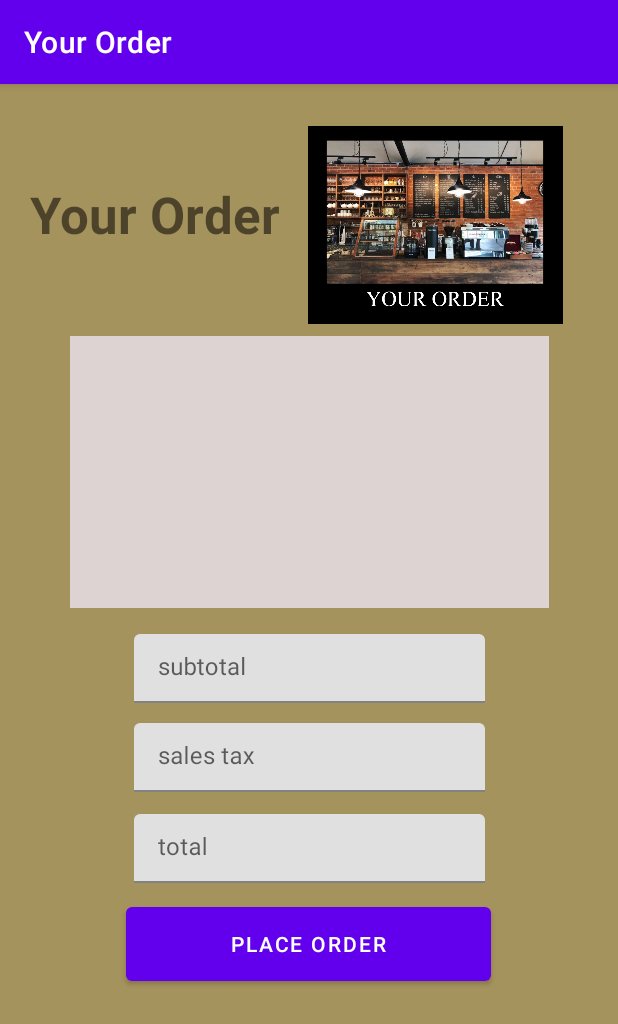
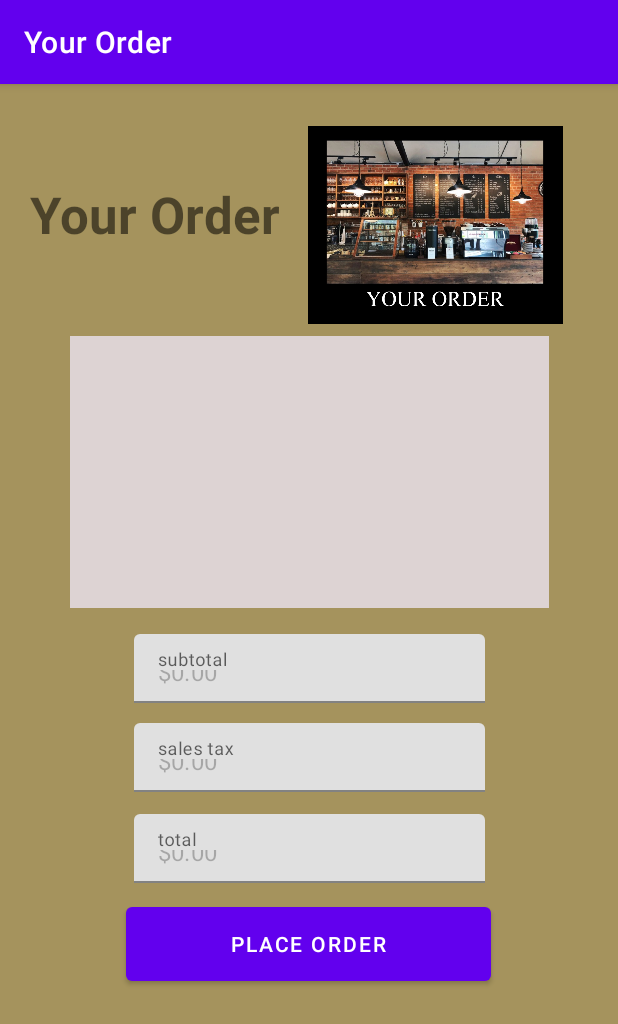
Before and after one commit to mattglennc/213-project5-Stanley-and-Matthew, an Android app: the screen it shows after launch (CurrentOrder), after a tap on an icon or button, on a phone screen of 412 x 824 dp. Shown: the top 1024 px of the screen. Run offline under Robolectric (Android 15) with nearby library versions, the phone set to English and light mode, and no system bars.

Commit message:
Finished Everything except Store Orders completely

```diff
--- a/app/src/main/java/com/example/a213_project5_stanley_and_matthew/CurrentOrder.java
+++ b/app/src/main/java/com/example/a213_project5_stanley_and_matthew/CurrentOrder.java
@@ -2,11 +2,13 @@ package com.example.a213_project5_stanley_and_matthew;
 
 import android.os.Bundle;
 import android.view.View;
+import android.widget.AdapterView;
 import android.widget.Button;
+import android.widget.ListView;
 import android.widget.Toast;
-
+import java.util.ArrayList;
 import androidx.appcompat.app.AppCompatActivity;
-
+import android.widget.ArrayAdapter;
 import com.google.android.material.textfield.TextInputEditText;
 
 public class CurrentOrder extends AppCompatActivity {
@@ -15,6 +17,10 @@ public class CurrentOrder extends AppCompatActivity {
     private TextInputEditText subtotal;
     private TextInputEditText salesTax;
     private TextInputEditText total;
+    private ListView ordersList;
+    private Order currentOrder;
+    private static final Double SALESTAX = .06625;
+    private ArrayList<String> items;
 
     @Override
     protected void onCreate(Bundle savedInstanceState) {
@@ -24,13 +30,59 @@ public class CurrentOrder extends AppCompatActivity {
         subtotal = findViewById(R.id.subtotal);
         salesTax = findViewById(R.id.salesTax);
         total = findViewById(R.id.total);
+        ordersList = findViewById(R.id.ordersList);
+        this.currentOrder = MainActivity.currentOrder;
+        this.items = setItems();
+        setCosts();
+        ArrayAdapter<String> adapter = new ArrayAdapter<String>(this, android.R.layout.simple_list_item_1,  this.items);
+        ordersList.setAdapter(adapter);
         placeOrder.setOnClickListener(new View.OnClickListener() {
             @Override
             public void onClick(View view) {
                 Toast.makeText(view.getContext(),
                         getResources().getString(R.string.placeOrder), Toast.LENGTH_LONG).show();
+                MainActivity.orders.add(currentOrder);
+                MainActivity.currentOrder = new Order();
+                items.clear();
+                setCosts();
+                adapter.notifyDataSetChanged();
             }
         });
+        ordersList.setOnItemClickListener(new AdapterView.OnItemClickListener() {
+            @Override
+            public void onItemClick(AdapterView<?> parent, View view,
+                                    int position, long id) {
+                MenuItem remove = currentOrder.getMenuItem(position);
+                currentOrder.remove(remove);
+                items.remove(position);
+                setCosts();
+                adapter.notifyDataSetChanged();
+            }
+        });
+    }
+    private void setCosts(){
+        subtotal = findViewById(R.id.subtotal);
+        salesTax = findViewById(R.id.salesTax);
+        total = findViewById(R.id.total);
+        Double numSubtotal = this.currentOrder.finalCost();
+        String price = "$" + String.format("%.2f", numSubtotal);
+        subtotal.setText(price);
+        Double tax = SALESTAX * numSubtotal;
+        Double totaldoub = tax + numSubtotal;
+        String strTax = "$" + String.format("%.2f", tax);
+        String newTotal = "$" + String.format("%.2f", totaldoub);
+        salesTax.setText(strTax);
+        total.setText(newTotal);
+    }
 
+    private ArrayList<String> setItems(){
+        int numItems = this.currentOrder.getNumItems();
+        ArrayList<String> items = new ArrayList<String>();
+        for (int i = 0; i<numItems; i++){
+            items.add(this.currentOrder.getItem(i).toString());
+        }
+        setCosts();
+        return items;
     }
+
 }
--- a/app/src/main/java/com/example/a213_project5_stanley_and_matthew/MainActivity.java
+++ b/app/src/main/java/com/example/a213_project5_stanley_and_matthew/MainActivity.java
@@ -11,6 +11,8 @@ import android.widget.ImageButton;
 public class MainActivity extends AppCompatActivity {
 
     private ImageButton donutButton, coffeeButton, orderButton,storeButton;
+    public static StoreOrders orders;
+    public static Order currentOrder;
 
     @Override
     protected void onCreate(Bundle savedInstanceState) {
@@ -20,6 +22,8 @@ public class MainActivity extends AppCompatActivity {
         coffeeButton = findViewById(R.id.coffeeButton);
         orderButton = findViewById(R.id.orderButton);
         storeButton = findViewById(R.id.storeButton);
+        this.orders = new StoreOrders();
+        this.currentOrder = new Order();
     }
 
     public void donutActivity(View view){
--- a/app/src/main/java/com/example/a213_project5_stanley_and_matthew/OrderCoffee.java
+++ b/app/src/main/java/com/example/a213_project5_stanley_and_matthew/OrderCoffee.java
@@ -69,6 +69,7 @@ public class OrderCoffee extends AppCompatActivity {
                     public void onClick(DialogInterface dialog, int which) {
                         Toast.makeText(view.getContext(),
                                 getResources().getString(R.string.added), Toast.LENGTH_LONG).show();
+                        MainActivity.currentOrder.add(tempCoffee);
                     }
                     //handle the "NO" click
                 }).setNegativeButton("no", new DialogInterface.OnClickListener() {
--- a/app/src/main/res/layout/activity_item_selected.xml
+++ b/app/src/main/res/layout/activity_item_selected.xml
@@ -62,7 +62,7 @@
         </com.google.android.material.textfield.TextInputLayout>
 
         <Button
-            android:id="@+id/btn1"
+            android:id="@+id/addToOrder"
             android:layout_width="match_parent"
             android:layout_height="70dp"
             android:focusable="auto"
```
Also changed, not shown: app/src/main/java/com/example/a213_project5_stanley_and_matthew/ItemSelectedActivity.java (+9 -4 lines).
